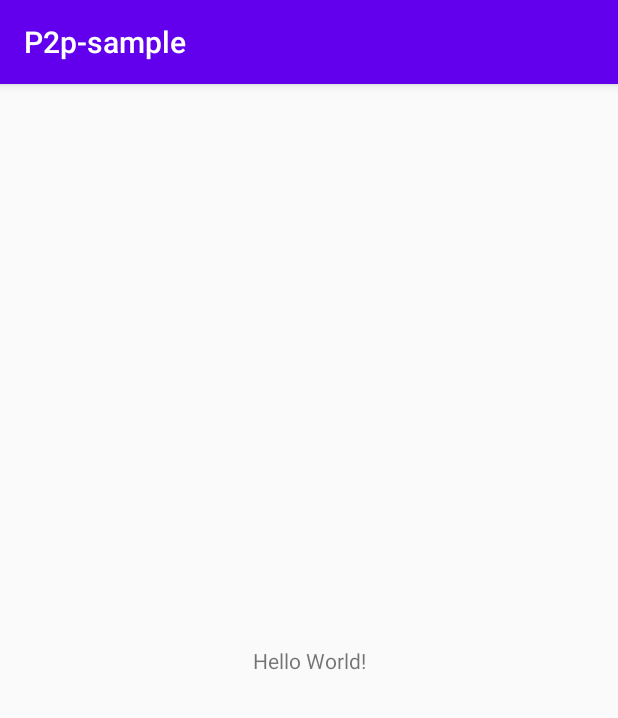
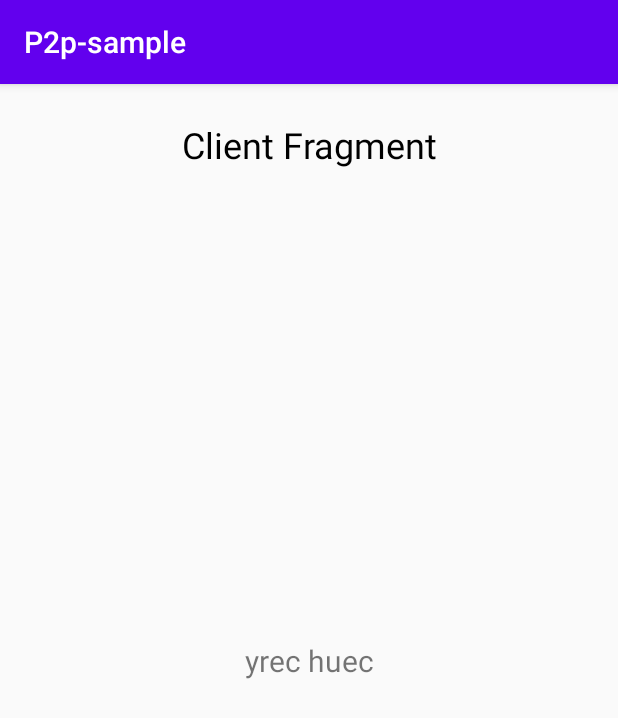
Before and after one commit to kis-nem/p2p-sample, an Android app: the screen it shows after launch (AppActivity), on a phone screen of 412 x 824 dp. Shown: the top 718 px of the screen. Run offline under Robolectric (Android 15) with nearby library versions, the phone set to English and light mode, and no system bars.

Commit message:
open client fragment

```diff
--- a/app/src/main/java/com/kisnem/p2p_sample/AppActivity.kt
+++ b/app/src/main/java/com/kisnem/p2p_sample/AppActivity.kt
@@ -1,12 +1,22 @@
 package com.kisnem.p2p_sample
 
+import android.os.Bundle
 import androidx.appcompat.app.AppCompatActivity
-import android.os.Bundle
 
 class AppActivity : AppCompatActivity() {
 
     override fun onCreate(savedInstanceState: Bundle?) {
         super.onCreate(savedInstanceState)
         setContentView(R.layout.activity_app)
+
+        openClientFragment()
+    }
+
+    private fun openClientFragment() {
+        supportFragmentManager.beginTransaction().apply {
+            replace(R.id.fl_container, ClientFragment.newInstance())
+            addToBackStack(null)
+            commit()
+        }
     }
 }
--- a/app/src/main/java/com/kisnem/p2p_sample/ClientFragment.kt
+++ b/app/src/main/java/com/kisnem/p2p_sample/ClientFragment.kt
@@ -14,4 +14,11 @@ class ClientFragment : Fragment() {
         // Inflate the layout for this fragment
         return inflater.inflate(R.layout.fragment_client, container, false)
     }
+
+    companion object {
+        fun newInstance() = ClientFragment().apply {
+            arguments = Bundle().apply {
+            }
+        }
+    }
 }
--- a/app/src/main/res/layout/activity_app.xml
+++ b/app/src/main/res/layout/activity_app.xml
@@ -1,18 +1,13 @@
 <?xml version="1.0" encoding="utf-8"?>
 <androidx.constraintlayout.widget.ConstraintLayout xmlns:android="http://schemas.android.com/apk/res/android"
-    xmlns:app="http://schemas.android.com/apk/res-auto"
     xmlns:tools="http://schemas.android.com/tools"
     android:layout_width="match_parent"
     android:layout_height="match_parent"
     tools:context=".AppActivity">
 
-    <TextView
-        android:layout_width="wrap_content"
-        android:layout_height="wrap_content"
-        android:text="Hello World!"
-        app:layout_constraintBottom_toBottomOf="parent"
-        app:layout_constraintLeft_toLeftOf="parent"
-        app:layout_constraintRight_toRightOf="parent"
-        app:layout_constraintTop_toTopOf="parent" />
+    <FrameLayout
+        android:id="@+id/fl_container"
+        android:layout_width="match_parent"
+        android:layout_height="match_parent" />
 
 </androidx.constraintlayout.widget.ConstraintLayout>
--- a/app/src/main/res/layout/fragment_client.xml
+++ b/app/src/main/res/layout/fragment_client.xml
@@ -1,6 +1,29 @@
 <?xml version="1.0" encoding="utf-8"?>
-<androidx.constraintlayout.widget.ConstraintLayout
-    xmlns:android="http://schemas.android.com/apk/res/android" android:layout_width="match_parent"
+<androidx.constraintlayout.widget.ConstraintLayout xmlns:android="http://schemas.android.com/apk/res/android"
+    xmlns:app="http://schemas.android.com/apk/res-auto"
+    android:layout_width="match_parent"
     android:layout_height="match_parent">
 
+    <TextView
+        android:id="@+id/textView"
+        android:layout_width="wrap_content"
+        android:layout_height="wrap_content"
+        android:layout_marginTop="24dp"
+        android:text="Client Fragment"
+        android:textColor="@android:color/black"
+        android:textSize="24dp"
+        app:layout_constraintEnd_toEndOf="parent"
+        app:layout_constraintStart_toStartOf="parent"
+        app:layout_constraintTop_toTopOf="parent" />
+
+    <TextView
+        android:layout_width="wrap_content"
+        android:layout_height="wrap_content"
+        android:text="yrec huec"
+        android:textSize="20dp"
+        app:layout_constraintBottom_toBottomOf="parent"
+        app:layout_constraintEnd_toEndOf="parent"
+        app:layout_constraintStart_toStartOf="parent"
+        app:layout_constraintTop_toTopOf="parent" />
+
 </androidx.constraintlayout.widget.ConstraintLayout>
```
